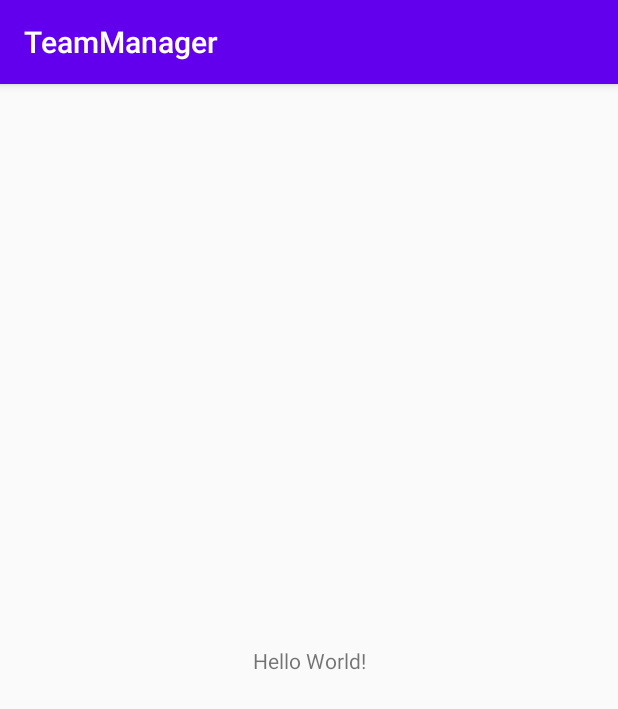
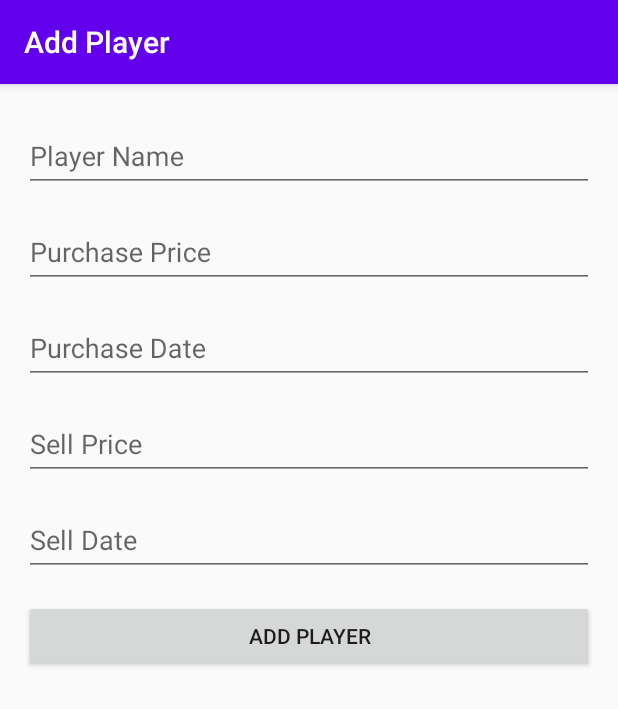
Before and after one commit to gabrielsmenezes/TeamManager, an Android app: the screen it shows after launch (MainActivity), on a phone screen of 412 x 824 dp. Shown: the top 709 px of the screen. Run offline under Robolectric (Android 15) with nearby library versions, the phone set to English and light mode, and no system bars; our stand-ins replace Room's generated code, navigation-ui.

Commit message:
Criando a Adição de Player

```diff
--- a/app/src/main/java/com/menezes/teammanager/MainActivity.kt
+++ b/app/src/main/java/com/menezes/teammanager/MainActivity.kt
@@ -2,10 +2,32 @@ package com.menezes.teammanager
 
 import androidx.appcompat.app.AppCompatActivity
 import android.os.Bundle
+import androidx.navigation.NavController
+import androidx.navigation.fragment.NavHostFragment
+import androidx.navigation.ui.AppBarConfiguration
+import androidx.navigation.ui.navigateUp
+import kotlinx.android.synthetic.main.activity_main.*
+import androidx.navigation.ui.setupActionBarWithNavController
 
 class MainActivity : AppCompatActivity() {
+    private lateinit var navController: NavController
+    private lateinit var appBarConfiguration: AppBarConfiguration
+
     override fun onCreate(savedInstanceState: Bundle?) {
         super.onCreate(savedInstanceState)
         setContentView(R.layout.activity_main)
+
+        val navHostFragment = supportFragmentManager.findFragmentById(R.id.nav_host_fragment) as NavHostFragment
+        navController = navHostFragment.navController
+        appBarConfiguration = AppBarConfiguration(navController.graph)
+        setupActionBarWithNavController(navController, appBarConfiguration)
+
+        navController.addOnDestinationChangedListener { _, _, _ ->
+            supportActionBar?.setHomeAsUpIndicator(R.drawable.ic_back)
+        }
+    }
+
+    override fun onSupportNavigateUp(): Boolean {
+        return navController.navigateUp(appBarConfiguration) || super.onSupportNavigateUp()
     }
 }
--- a/app/src/main/java/com/menezes/teammanager/data/db/AppDatabase.kt
+++ b/app/src/main/java/com/menezes/teammanager/data/db/AppDatabase.kt
@@ -4,10 +4,12 @@ import android.content.Context
 import androidx.room.Database
 import androidx.room.Room
 import androidx.room.RoomDatabase
+import androidx.room.TypeConverters
 import com.menezes.teammanager.data.db.dao.PlayerDAO
 import com.menezes.teammanager.data.db.entity.PlayerEntity
 
 @Database(entities = [PlayerEntity::class], version = 1)
+@TypeConverters(DateTypeConverter::class)
 abstract class AppDatabase : RoomDatabase() {
     abstract val playerDAO: PlayerDAO
 
--- /dev/null
+++ b/app/src/main/java/com/menezes/teammanager/data/db/DateTypeConverter.kt
@@ -0,0 +1,18 @@
+package com.menezes.teammanager.data.db
+
+import androidx.room.TypeConverter
+import java.util.*
+
+class DateTypeConverter {
+
+    @TypeConverter
+    fun fromTimestamp(value: Long?): Date? {
+        return if (value == null) null else Date(value)
+    }
+
+    @TypeConverter
+    fun dateToTimestamp(date: Date?): Long? {
+        return date?.time
+    }
+
+}
--- a/app/src/main/java/com/menezes/teammanager/data/db/entity/PlayerEntity.kt
+++ b/app/src/main/java/com/menezes/teammanager/data/db/entity/PlayerEntity.kt
@@ -10,7 +10,7 @@ data class PlayerEntity(
     val id: Long = 0,
     val name: String,
     val purchasePrice: Float,
-    val purchaceDate: Date,
+    val purchaceDate: String,
     val sellPrice: Float,
-    val sellDate: Date
+    val sellDate: String
 )
--- a/app/src/main/java/com/menezes/teammanager/repository/DatabaseDataSource.kt
+++ b/app/src/main/java/com/menezes/teammanager/repository/DatabaseDataSource.kt
@@ -8,9 +8,9 @@ class DatabaseDataSource(private val playerDAO: PlayerDAO) : PlayerRepository {
     override suspend fun insertPlayer(
         name: String,
         purchasePrice: Float,
-        purchaseDate: Date,
+        purchaseDate: String,
         sellPrice: Float,
-        sellDate: Date
+        sellDate: String
     ): Long {
         val player = PlayerEntity(
             name = name,
@@ -26,9 +26,9 @@ class DatabaseDataSource(private val playerDAO: PlayerDAO) : PlayerRepository {
         id: Long,
         name: String,
         purchasePrice: Float,
-        purchaseDate: Date,
+        purchaseDate: String,
         sellPrice: Float,
-        sellDate: Date
+        sellDate: String
     ) {
 
         val player = PlayerEntity(
--- a/app/src/main/java/com/menezes/teammanager/repository/PlayerRepository.kt
+++ b/app/src/main/java/com/menezes/teammanager/repository/PlayerRepository.kt
@@ -7,18 +7,18 @@ interface PlayerRepository {
     suspend fun insertPlayer(
         name: String,
         purchasePrice: Float,
-        purchaseDate: Date,
+        purchaseDate: String,
         sellPrice: Float,
-        sellDate: Date
+        sellDate: String
     ): Long
 
     suspend fun updatePlayer(
         id: Long,
         name: String,
         purchasePrice: Float,
-        purchaseDate: Date,
+        purchaseDate: String,
         sellPrice: Float,
-        sellDate: Date
+        sellDate: String
     )
 
     suspend fun deletePlayer(id: Long)
--- /dev/null
+++ b/app/src/main/java/com/menezes/teammanager/ui/player/PlayerFragment.kt
@@ -0,0 +1,87 @@
+package com.menezes.teammanager.ui.player
+
+import android.os.Bundle
+import android.view.View
+import androidx.appcompat.app.AppCompatActivity
+import androidx.fragment.app.Fragment
+import androidx.lifecycle.ViewModel
+import androidx.lifecycle.ViewModelProvider
+import androidx.navigation.fragment.findNavController
+import com.google.android.material.snackbar.Snackbar
+import com.menezes.teammanager.R
+import com.menezes.teammanager.data.db.AppDatabase
+import com.menezes.teammanager.extension.hideKeyboard
+import com.menezes.teammanager.repository.DatabaseDataSource
+import kotlinx.android.synthetic.main.player_fragment.*
+import java.text.SimpleDateFormat
+import androidx.fragment.app.viewModels
+import com.menezes.teammanager.repository.PlayerRepository
+
+
+class PlayerFragment : Fragment(R.layout.player_fragment) {
+
+    private val viewModel: PlayerViewModel by viewModels {
+        object : ViewModelProvider.Factory {
+            override fun <T : ViewModel?> create(modelClass: Class<T>): T {
+                val playerDao = AppDatabase.getInstance(requireContext()).playerDAO
+                val repository: PlayerRepository = DatabaseDataSource(playerDao)
+                return PlayerViewModel(repository) as T
+            }
+        }
+    }
+
+    override fun onViewCreated(view: View, savedInstanceState: Bundle?) {
+        super.onViewCreated(view, savedInstanceState)
+
+        observeEvents()
+        setListeners()
+    }
+
+    private fun observeEvents() {
+        viewModel.playerStateEventData.observe(viewLifecycleOwner) { playerState ->
+            when (playerState) {
+                is PlayerViewModel.PlayerState.Inserted -> {
+                    clearFields()
+                    hideKeyboard()
+                    requireView().requestFocus()
+
+                    findNavController().popBackStack()
+                }
+            }
+        }
+
+        viewModel.messageStateEventData.observe(viewLifecycleOwner) { stringResId ->
+            Snackbar.make(requireView(), stringResId, Snackbar.LENGTH_SHORT).show()
+
+        }
+    }
+
+    private fun clearFields() {
+        input_name.text?.clear()
+        input_purchase_price.text?.clear()
+        input_purchase_date.text?.clear()
+        input_sell_price.text?.clear()
+        input_sell_date.text?.clear()
+    }
+
+    private fun hideKeyboard() {
+        val parentActivity = requireActivity()
+        if (parentActivity is AppCompatActivity) {
+            parentActivity.hideKeyboard()
+        }
+    }
+
+    private fun setListeners() {
+        button_add_player.setOnClickListener {
+            val name = input_name.text.toString()
+            val purchasePrice = input_purchase_price.text.toString().toFloat()
+            val purchaseDate = input_purchase_date.text.toString()
+            val sellPrice = input_sell_price.text.toString().toFloat()
+            val sellDate = input_sell_date.text.toString()
+
+            viewModel.addPlayer(name, purchasePrice, purchaseDate, sellPrice, sellDate)
+        }
+    }
+
+
+}
--- a/app/src/main/java/com/menezes/teammanager/ui/player/PlayerViewModel.kt
+++ b/app/src/main/java/com/menezes/teammanager/ui/player/PlayerViewModel.kt
@@ -4,8 +4,10 @@ import android.util.Log
 import androidx.lifecycle.LiveData
 import androidx.lifecycle.MutableLiveData
 import androidx.lifecycle.ViewModel
+import androidx.lifecycle.viewModelScope
 import com.menezes.teammanager.R
 import com.menezes.teammanager.repository.PlayerRepository
+import kotlinx.coroutines.launch
 import java.util.*
 
 class PlayerViewModel(private val repository: PlayerRepository) : ViewModel() {
@@ -17,7 +19,7 @@ class PlayerViewModel(private val repository: PlayerRepository) : ViewModel() {
     private val _messageStateEventData = MutableLiveData<Int>()
     val messageStateEventData: LiveData<Int> get() = _messageStateEventData
 
-    suspend fun addPlayer(name: String, purchasePrice: Float, purchaseDate: Date, sellPrice: Float, sellDate: Date) {
+    fun addPlayer(name: String, purchasePrice: Float, purchaseDate: String, sellPrice: Float, sellDate: String) = viewModelScope.launch {
         try {
             val id = repository.insertPlayer(name, purchasePrice, purchaseDate, sellPrice, sellDate)
             if (id > 0) {
--- /dev/null
+++ b/app/src/main/res/drawable/ic_back.xml
@@ -0,0 +1,5 @@
+<vector android:height="24dp" android:tint="#FFFFFF"
+        android:viewportHeight="24" android:viewportWidth="24"
+        android:width="24dp" xmlns:android="http://schemas.android.com/apk/res/android">
+  <path android:fillColor="@android:color/white" android:pathData="M20,11H7.83l5.59,-5.59L12,4l-8,8 8,8 1.41,-1.41L7.83,13H20v-2z"/>
+</vector>
--- a/app/src/main/res/layout/activity_main.xml
+++ b/app/src/main/res/layout/activity_main.xml
@@ -1,18 +1,22 @@
 <?xml version="1.0" encoding="utf-8"?>
-<androidx.constraintlayout.widget.ConstraintLayout
-        xmlns:android="http://schemas.android.com/apk/res/android"
-        xmlns:tools="http://schemas.android.com/tools"
-        xmlns:app="http://schemas.android.com/apk/res-auto"
-        android:layout_width="match_parent"
-        android:layout_height="match_parent"
-        tools:context=".MainActivity">
-    <TextView
-            android:layout_width="wrap_content"
-            android:layout_height="wrap_content"
-            android:text="Hello World!"
+<androidx.constraintlayout.widget.ConstraintLayout xmlns:android="http://schemas.android.com/apk/res/android"
+                                                   xmlns:app="http://schemas.android.com/apk/res-auto"
+                                                   xmlns:tools="http://schemas.android.com/tools"
+                                                   android:layout_width="match_parent"
+                                                   android:layout_height="match_parent"
+                                                   tools:context=".MainActivity">
+
+
+    <androidx.fragment.app.FragmentContainerView
+            android:id="@+id/nav_host_fragment"
+            android:name="androidx.navigation.fragment.NavHostFragment"
+            android:layout_width="0dp"
+            android:layout_height="0dp"
+            app:defaultNavHost="true"
             app:layout_constraintBottom_toBottomOf="parent"
             app:layout_constraintLeft_toLeftOf="parent"
             app:layout_constraintRight_toRightOf="parent"
+            app:navGraph="@navigation/main_graph"
             app:layout_constraintTop_toTopOf="parent"/>
 
 </androidx.constraintlayout.widget.ConstraintLayout>
--- /dev/null
+++ b/app/src/main/res/layout/player_fragment.xml
@@ -0,0 +1,112 @@
+<?xml version="1.0" encoding="utf-8"?>
+<androidx.constraintlayout.widget.ConstraintLayout xmlns:android="http://schemas.android.com/apk/res/android"
+                                                   xmlns:app="http://schemas.android.com/apk/res-auto"
+                                                   xmlns:tools="http://schemas.android.com/tools"
+                                                   android:layout_width="match_parent"
+                                                   android:layout_height="match_parent"
+                                                   android:focusable="true"
+                                                   android:focusableInTouchMode="true"
+                                                   android:padding="16dp"
+                                                   tools:context=".ui.player.PlayerFragment">
+
+
+    <com.google.android.material.textfield.TextInputLayout
+            android:id="@+id/input_layout_name"
+            android:layout_width="0dp"
+            android:layout_height="wrap_content"
+            app:layout_constraintEnd_toEndOf="parent"
+            app:layout_constraintStart_toStartOf="parent"
+            app:layout_constraintTop_toTopOf="parent">
+
+        <com.google.android.material.textfield.TextInputEditText
+                android:id="@+id/input_name"
+                android:layout_width="match_parent"
+                android:layout_height="wrap_content"
+                android:hint="@string/player_name_hint"
+                android:inputType="textCapSentences"/>
+
+    </com.google.android.material.textfield.TextInputLayout>
+
+    <com.google.android.material.textfield.TextInputLayout
+            android:id="@+id/input_layout_purchase_price"
+            android:layout_width="0dp"
+            android:layout_height="wrap_content"
+            android:layout_marginTop="8dp"
+            app:layout_constraintEnd_toEndOf="@id/input_layout_name"
+            app:layout_constraintStart_toStartOf="@id/input_layout_name"
+            app:layout_constraintTop_toBottomOf="@id/input_layout_name">
+
+        <com.google.android.material.textfield.TextInputEditText
+                android:id="@+id/input_purchase_price"
+                android:layout_width="match_parent"
+                android:layout_height="wrap_content"
+                android:hint="@string/player_purchase_price_hint"
+                android:inputType="numberDecimal"/>
+
+    </com.google.android.material.textfield.TextInputLayout>
+
+    <com.google.android.material.textfield.TextInputLayout
+            android:id="@+id/input_layout_purchase_date"
+            android:layout_width="0dp"
+            android:layout_height="wrap_content"
+            android:layout_marginTop="8dp"
+            app:layout_constraintEnd_toEndOf="@id/input_layout_purchase_price"
+            app:layout_constraintStart_toStartOf="@id/input_layout_purchase_price"
+            app:layout_constraintTop_toBottomOf="@id/input_layout_purchase_price">
+
+        <com.google.android.material.textfield.TextInputEditText
+                android:id="@+id/input_purchase_date"
+                android:layout_width="match_parent"
+                android:layout_height="wrap_content"
+                android:hint="@string/player_purchase_date_hint"
+                android:inputType="date"/>
+
+    </com.google.android.material.textfield.TextInputLayout>
+
+    <com.google.android.material.textfield.TextInputLayout
+            android:id="@+id/input_layout_sell_price"
+            android:layout_width="0dp"
+            android:layout_height="wrap_content"
+            android:layout_marginTop="8dp"
+            app:layout_constraintEnd_toEndOf="@id/input_layout_purchase_date"
+            app:layout_constraintStart_toStartOf="@id/input_layout_purchase_date"
+            app:layout_constraintTop_toBottomOf="@id/input_layout_purchase_date">
+
+        <com.google.android.material.textfield.TextInputEditText
+                android:id="@+id/input_sell_price"
+                android:layout_width="match_parent"
+                android:layout_height="wrap_content"
+                android:hint="@string/player_sell_price_hint"
+                android:inputType="date"/>
+
+    </com.google.android.material.textfield.TextInputLayout>
+
+    <com.google.android.material.textfield.TextInputLayout
+            android:id="@+id/input_layout_sell_date"
+            android:layout_width="0dp"
+            android:layout_height="wrap_content"
+            android:layout_marginTop="8dp"
+            app:layout_constraintEnd_toEndOf="@id/input_layout_sell_price"
+            app:layout_constraintStart_toStartOf="@id/input_layout_sell_price"
+            app:layout_constraintTop_toBottomOf="@id/input_layout_sell_price">
+
+        <com.google.android.material.textfield.TextInputEditText
+                android:id="@+id/input_sell_date"
+                android:layout_width="match_parent"
+                android:layout_height="wrap_content"
+                android:hint="@string/player_sell_date_hint"
+                android:inputType="date"/>
+
+    </com.google.android.material.textfield.TextInputLayout>
+
+    <Button
+            android:id="@+id/button_add_player"
+            android:layout_width="0dp"
+            android:layout_height="wrap_content"
+            android:layout_marginTop="16dp"
+            android:text="@string/insert_player_button"
+            app:layout_constraintEnd_toEndOf="@id/input_layout_sell_date"
+            app:layout_constraintStart_toStartOf="@id/input_layout_sell_date"
+            app:layout_constraintTop_toBottomOf="@id/input_layout_sell_date"/>
+
+</androidx.constraintlayout.widget.ConstraintLayout>
--- /dev/null
+++ b/app/src/main/res/navigation/main_graph.xml
@@ -0,0 +1,13 @@
+<?xml version="1.0" encoding="utf-8"?>
+<navigation xmlns:android="http://schemas.android.com/apk/res/android"
+            xmlns:app="http://schemas.android.com/apk/res-auto"
+            xmlns:tools="http://schemas.android.com/tools"
+            android:id="@+id/main_graph"
+            app:startDestination="@id/playerFragment">
+
+       <fragment
+            android:id="@+id/playerFragment"
+            android:name="com.menezes.teammanager.ui.player.PlayerFragment"
+            android:label="@string/add_player_title"
+            tools:layout="@layout/player_fragment" />
+</navigation>
--- a/app/src/main/res/values/strings.xml
+++ b/app/src/main/res/values/strings.xml
@@ -8,4 +8,5 @@
     <string name="player_purchase_date_hint">Purchase Date</string>
     <string name="player_sell_price_hint">Sell Price</string>
     <string name="player_sell_date_hint">Sell Date</string>
+    <string name="add_player_title">Add Player</string>
 </resources>
```
